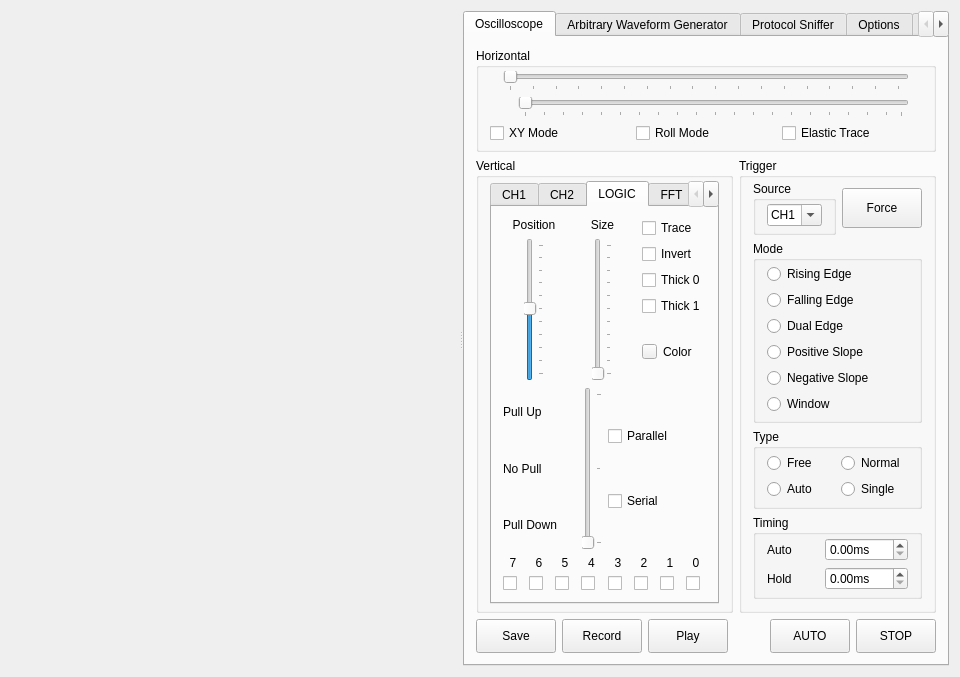
Old version of the form xprotolabinterface.ui in the repository ganzziani/xscopes-qt.
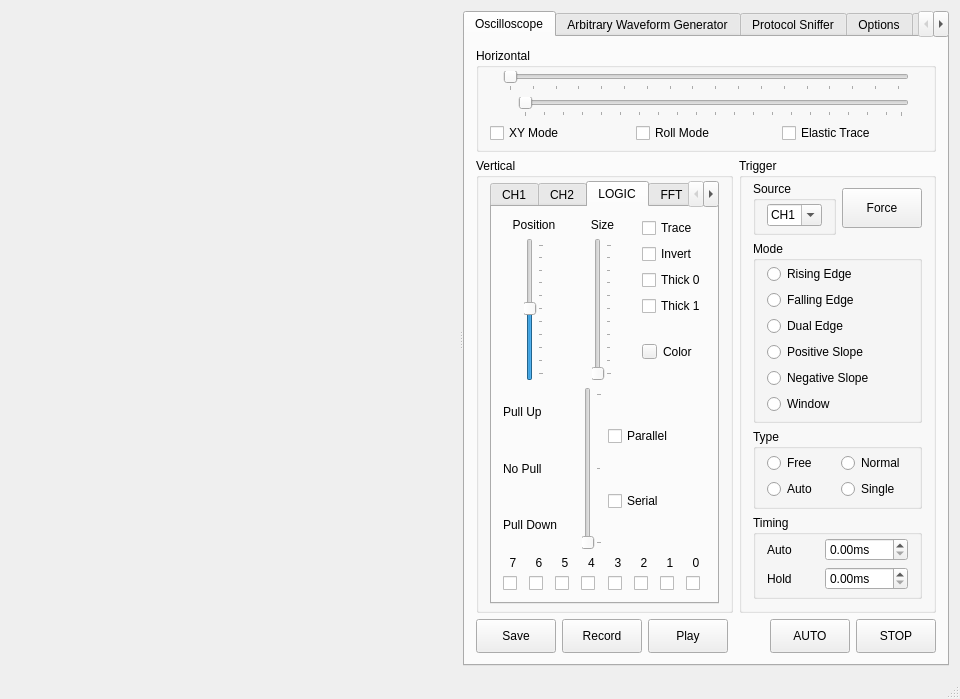
New version of the form. The open tabs and pages were chosen to show the change. Icons and pictures are not drawn. Custom widgets are drawn as their Qt base class.

Commit message: Added demo graphs and tool tips

What changed in the file:
```diff
--- a/xprotolabinterface.ui
+++ b/xprotolabinterface.ui
@@ -13,7 +13,7 @@
   <property name="maximumSize">
    <size>
     <width>16777215</width>
-    <height>1677215</height>
+    <height>16777215</height>
    </size>
   </property>
   <property name="windowTitle">
@@ -3897,6 +3897,7 @@
     </item>
    </layout>
   </widget>
+  <widget class="QStatusBar" name="statusBar"/>
  </widget>
  <layoutdefault spacing="6" margin="11"/>
  <customwidgets>
```
Left out of the diff: 120 changed lines with no effect on the pictures. The commit also changes 2 other files.
